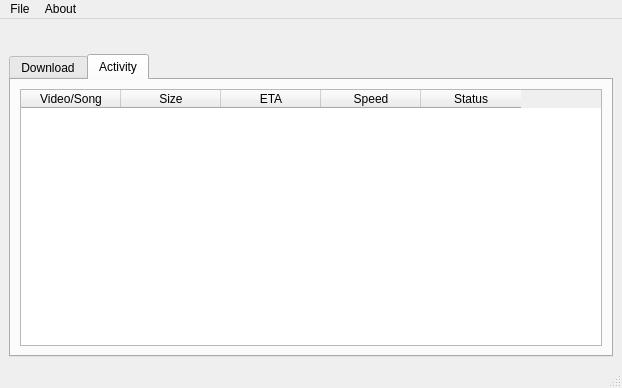
Before: the Qt Designer form resources/gui_qt-designer-beta.ui in yasoob/youtube-dl-GUI, drawn with Qt 5.
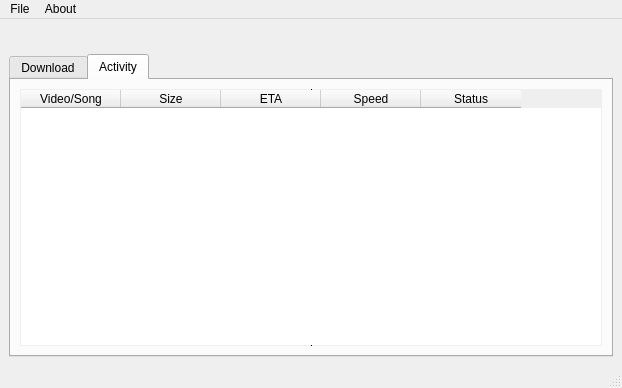
After: the same form once the commit is applied. The open tabs and pages were chosen to show the change. Icons and pictures are not drawn.

```diff
--- a/resources/gui_qt-designer-beta.ui
+++ b/resources/gui_qt-designer-beta.ui
@@ -286,6 +286,15 @@
               <property name="autoFillBackground">
                <bool>true</bool>
               </property>
+              <property name="styleSheet">
+               <string notr="true">QTableWidget
+{
+    outline: 0;
+}</string>
+              </property>
+              <property name="frameShape">
+               <enum>QFrame::VLine</enum>
+              </property>
               <property name="frameShadow">
                <enum>QFrame::Plain</enum>
               </property>
@@ -295,15 +304,21 @@
               <property name="selectionBehavior">
                <enum>QAbstractItemView::SelectRows</enum>
               </property>
+              <property name="gridStyle">
+               <enum>Qt::NoPen</enum>
+              </property>
               <property name="sortingEnabled">
                <bool>false</bool>
               </property>
               <property name="rowCount">
-               <number>0</number>
+               <number>1</number>
               </property>
               <property name="columnCount">
                <number>5</number>
               </property>
+              <attribute name="verticalHeaderVisible">
+               <bool>false</bool>
+              </attribute>
               <attribute name="verticalHeaderDefaultSectionSize">
                <number>30</number>
               </attribute>
@@ -313,6 +328,7 @@
               <attribute name="verticalHeaderShowSortIndicator" stdset="0">
                <bool>false</bool>
               </attribute>
+              <row/>
               <column>
                <property name="text">
                 <string>Video/Song</string>
```
Left out of the diff: 27 changed lines with no effect on the pictures.
